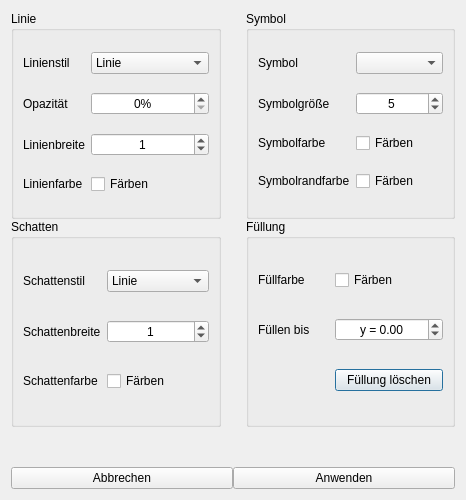
First picture: the form in RTOC/data/ui/stylePlotDialog2.ui, repository Haschtl/RealTimeOpenControl, before the edit.
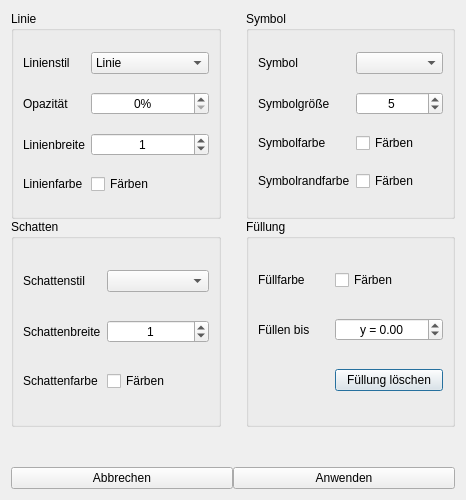
Second picture: the form after the edit.

Patch:
```diff
--- a/RTOC/data/ui/stylePlotDialog2.ui
+++ b/RTOC/data/ui/stylePlotDialog2.ui
@@ -130,6 +130,11 @@
                 <verstretch>0</verstretch>
                </sizepolicy>
               </property>
+              <item>
+               <property name="text">
+                <string/>
+               </property>
+              </item>
               <item>
                <property name="text">
                 <string>Linie</string>
```
